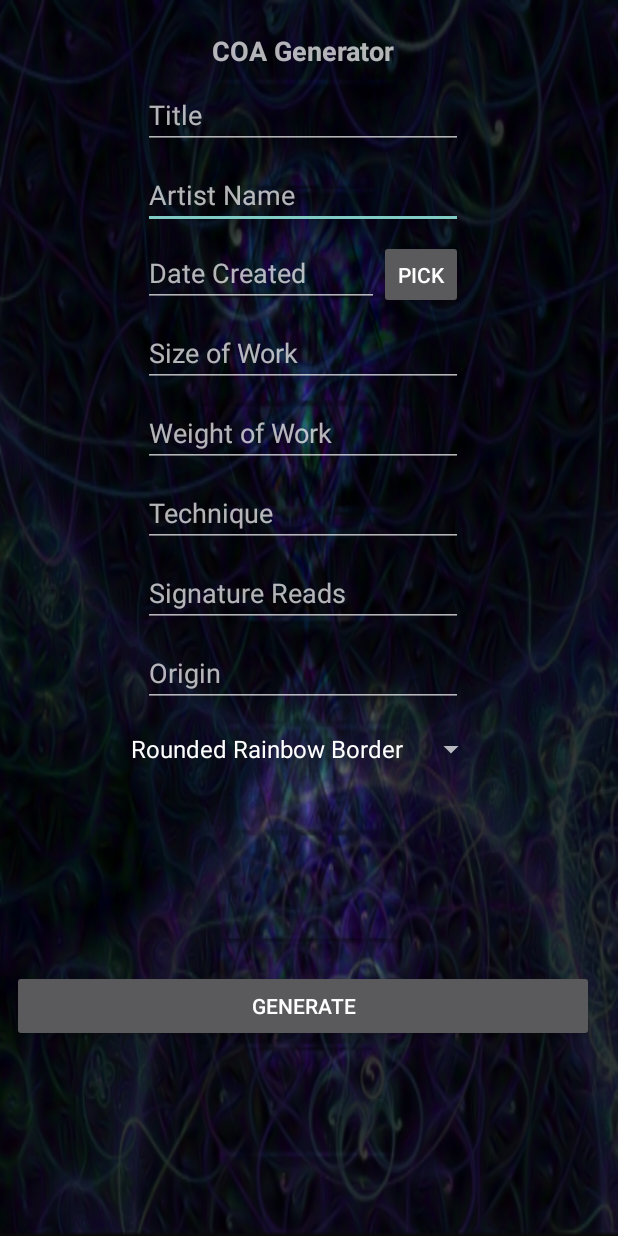
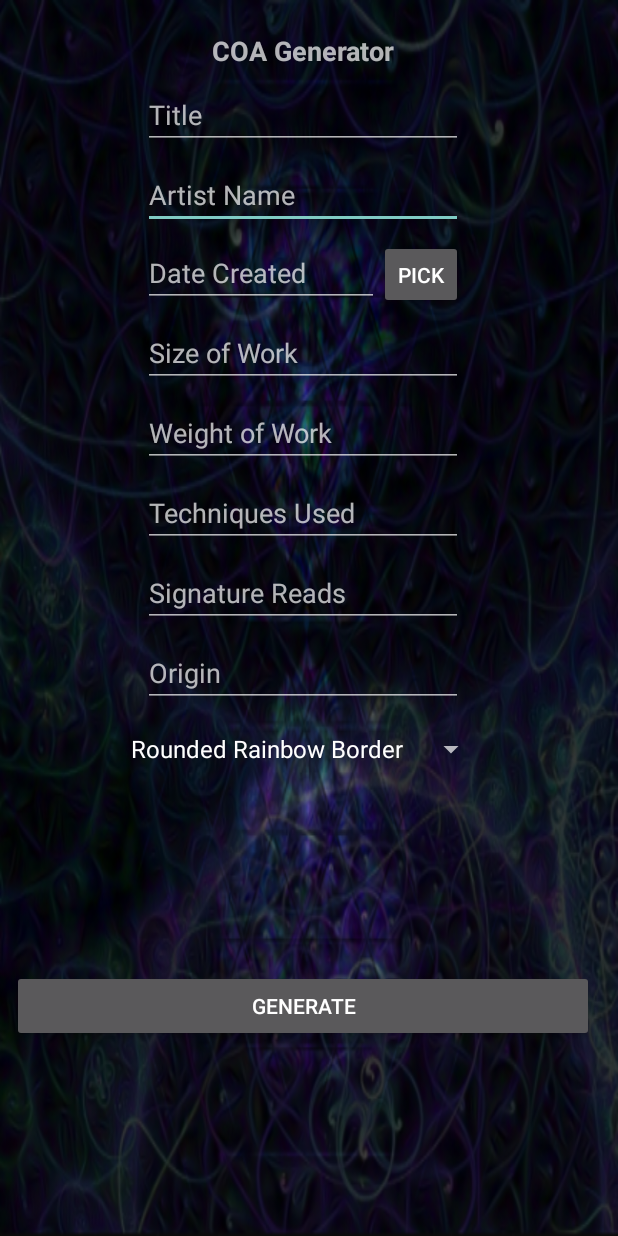
Before and after one commit to TrippyTips/GlassblowersToolchest, an Android app: the CertificateActivity screen opened directly, with no data from a screen before it, after a tap on "GENERATE", on a phone screen of 412 x 824 dp. Run offline under Robolectric (Android 15) with nearby library versions, the phone set to English and light mode, and no system bars.

Commit message:
Added ability to customize fields in Cert Generator settings

```diff
--- a/app/src/main/java/com/trippytips/glassblowerstoolchest/CertificateActivity.kt
+++ b/app/src/main/java/com/trippytips/glassblowerstoolchest/CertificateActivity.kt
@@ -12,19 +12,31 @@ import android.view.View
 import android.webkit.WebResourceRequest
 import android.webkit.WebView
 import android.webkit.WebViewClient
-import android.widget.AdapterView
-import android.widget.ArrayAdapter
-import android.widget.Spinner
-import android.widget.Toast
+import android.widget.*
 import kotlinx.android.synthetic.main.activity_certificate.*
 import java.text.FieldPosition
 
 class CertificateActivity : AppCompatActivity() {
     lateinit var spinner: Spinner
+    lateinit var etField1: EditText
+    lateinit var etField2: EditText
+    lateinit var etField3: EditText
+    lateinit var etField4: EditText
+    lateinit var etField5: EditText
+    lateinit var etField6: EditText
+
     private var myWebView: WebView? = null
     var selectedBG = "1"
     var artist = ""
     var location = ""
+    var field1 = ""
+    var field2 = ""
+    var field3 = ""
+    var field4 = ""
+    var field5 = ""
+    var field6 = ""
+
+
     override fun onCreate(savedInstanceState: Bundle?) {
         super.onCreate(savedInstanceState)
         setContentView(R.layout.activity_certificate)
@@ -76,16 +88,50 @@ class CertificateActivity : AppCompatActivity() {
     */
     //Load the values with Preferences
     fun getSharedPrefs(){
+        //assign organized/readable values to the edit text views
+        etField1 = findViewById(R.id.etCertDateCreated)
+        etField2 = findViewById(R.id.etCertSize)
+        etField3 = findViewById(R.id.etCertWeight)
+        etField4 = findViewById(R.id.etCertTechnique)
+        etField5 = findViewById(R.id.etCertSignatureReadsAs)
+        etField6 = findViewById(R.id.etOriginalOwner)
+
         //Get the SharedPreferences
         val prefs = PreferenceManager.getDefaultSharedPreferences(this)
+
         //Set the COE from SharedPreferences
         val pref_location = prefs.getString("location", "")
         if (pref_location != null){location = pref_location}
+
         //Set the measurements to Standard or Metric
         val pref_artist = prefs.getString("artist", "")
         if (pref_artist != null){artist = pref_artist}
+
+        //Set the custom fields
+        val pref_field1 = prefs.getString("field1", "Date Created")
+        val pref_field2 = prefs.getString("field2", "Size of Work")
+        val pref_field3 = prefs.getString("field3", "Weight of Work")
+        val pref_field4 = prefs.getString("field4", "Techniques Used")
+        val pref_field5 = prefs.getString("field5", "Signature Reads")
+        val pref_field6 = prefs.getString("field6", "Origin")
+        etField1.hint = pref_field1
+        etField2.hint = pref_field2
+        etField3.hint = pref_field3
+        etField4.hint = pref_field4
+        etField5.hint = pref_field5
+        etField6.hint = pref_field6
+        if (pref_field1 != null) {field1 = pref_field1}else{field1 = "Date Created"}
+        if (pref_field2 != null) {field2 = pref_field2}else{field2 = "Size of Work"}
+        if (pref_field3 != null) {field3 = pref_field3}else{field3 = "Weight of Work"}
+        if (pref_field4 != null) {field4 = pref_field4}else{field4 = "Techniques Used"}
+        if (pref_field5 != null) {field5 = pref_field5}else{field5 = "Signature Reads"}
+        if (pref_field6 != null) {field6 = pref_field6}else{field6 = "Origin"}
+
+        //Set the values from preferences to the appropriate fields
         etCertName.setText(artist)
         etOriginalOwner.setText(location)
+
+
     }
     fun getBG(){
         //Set up Background Spinner
@@ -221,28 +267,28 @@ class CertificateActivity : AppCompatActivity() {
                 "    <td class=\"tg-2be4\" colspan=\"2\">by $artist</td>\n" +
                 "  </tr>\n" +
                 "  <tr>\n" +
-                "    <td class=\"tg-wtjf\">Created on </td>\n" +
+                "    <td class=\"tg-wtjf\">$field1</td>\n" +
                 "    <td class=\"tg-waxd\">$date</td>\n" +
                 "  </tr>\n" +
                 "  <tr>\n" +
-                "    <td class=\"tg-wtjf\">Size</td>\n" +
+                "    <td class=\"tg-wtjf\">$field2</td>\n" +
                 "    <td class=\"tg-waxd\">$size</td>\n" +
                 "  </tr>\n" +
                 "  <tr>\n" +
-                "    <td class=\"tg-wtjf\">Weight</td>\n" +
+                "    <td class=\"tg-wtjf\">$field3</td>\n" +
                 "    <td class=\"tg-waxd\">$weight</td>\n" +
                 "  </tr>\n" +
                 "  <tr>\n" +
-                "    <td class=\"tg-wtjf\">Technique Used</td>\n" +
+                "    <td class=\"tg-wtjf\">$field4</td>\n" +
                 "    <td class=\"tg-waxd\">$technique</td>\n" +
                 "  </tr>\n" +
                 "  <tr>\n" +
-                "    <td class=\"tg-wtjf\">Origin</td>\n" +
-                "    <td class=\"tg-waxd\">$ogowner</td>\n" +
+                "    <td class=\"tg-wtjf\">$field5</td>\n" +
+                "    <td class=\"tg-waxd\">$sigreadsas</td>\n" +
                 "  </tr>\n" +
                 "  <tr>\n" +
-                "    <td class=\"tg-wtjf\">Signature Reads</td>\n" +
-                "    <td class=\"tg-waxd\">$sigreadsas<br></td>\n" +
+                "    <td class=\"tg-wtjf\">$field6</td>\n" +
+                "    <td class=\"tg-waxd\">$ogowner<br></td>\n" +
                 "  </tr>\n" +
                 "  <tr>\n" +
                 "    <td class=\"tg-ts09\" colspan=\"2\"><span style=\"font-weight:bold\">Signature _______________________________________________Date_______________</span></td>\n" +
```
Also changed, not shown: app/src/main/java/com/trippytips/glassblowerstoolchest/SettingsActivity.kt (+7 -2 lines), app/src/main/res/xml/pref_cert.xml (+55 -0 lines).
